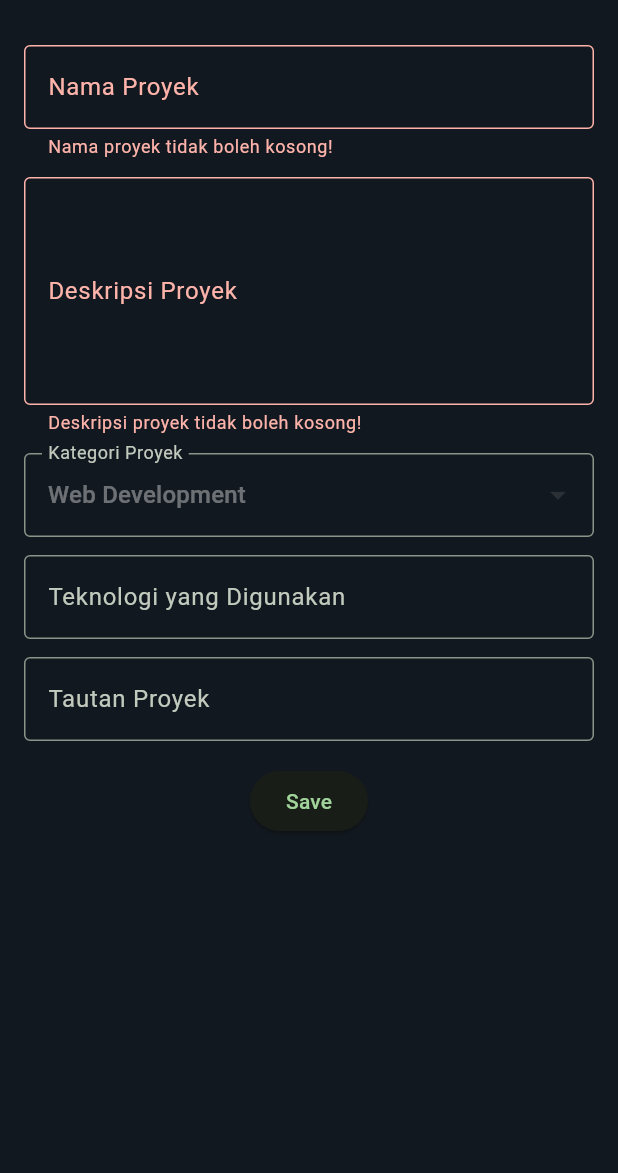
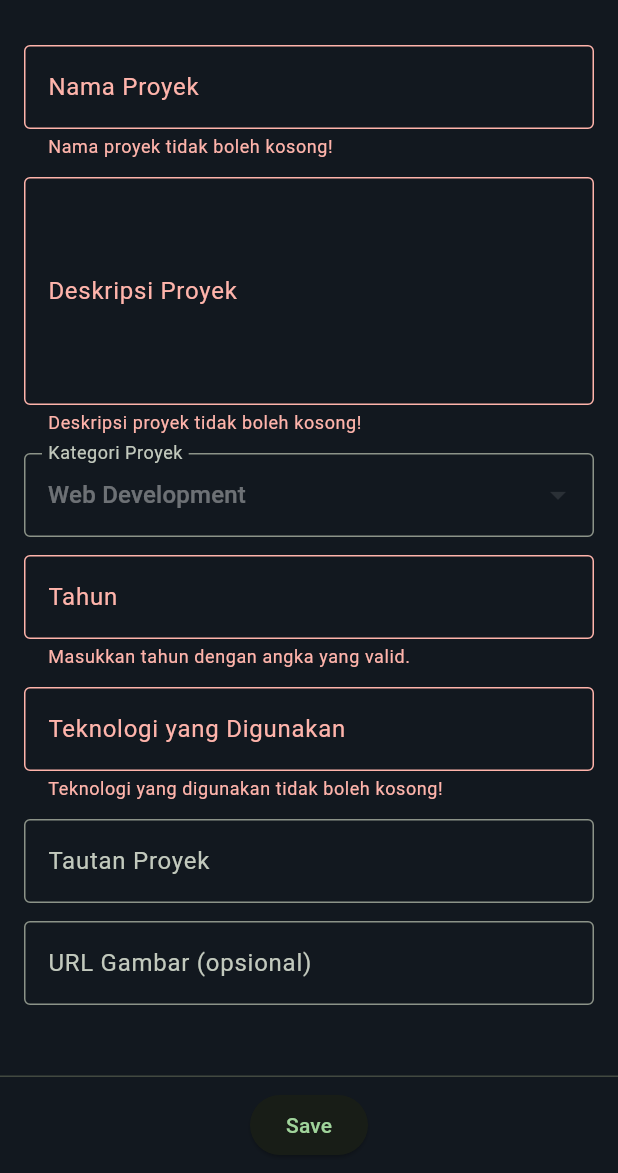
Before and after one commit to akmalhaqq/myportofolio_mobile, a Flutter app: the ProjectFormPage screen opened directly, after a tap on "Save", on a phone screen of 412 x 824 dp, the part 63-1236 px from its top. Run offline on Flutter 3.47's test engine with Material 3 defaults, Android fonts, the phone set to English and light mode, and no system bars; our stand-ins replace material_ui; generated files the repository leaves out were written again.

Commit message:
feat(projects): submit project form with token auth

```diff
--- a/lib/screens/project_form.dart
+++ b/lib/screens/project_form.dart
@@ -1,5 +1,10 @@
 import 'package:material_ui/material_ui.dart';
+import 'package:myportofolio_mobile/models/project.dart';
+import 'package:myportofolio_mobile/services/api_client.dart';
+import 'package:myportofolio_mobile/services/auth_state.dart';
+import 'package:myportofolio_mobile/widgets/auth_guard.dart';
 import 'package:myportofolio_mobile/widgets/left_drawer.dart';
+import 'package:provider/provider.dart';
 
 class ProjectFormPage extends StatefulWidget {
   const ProjectFormPage({super.key});
@@ -24,13 +29,85 @@ class _ProjectFormPageState extends State<ProjectFormPage> {
   String _category = _categories.first;
   String _technologies = '';
   String _projectLink = '';
+  String _imageUrl = '';
+  int _year = 0;
+  bool _isSaving = false;
 
-  void _saveProject() {
+  static const _unconfirmedSave =
+      'Penyimpanan belum terkonfirmasi. Periksa daftar proyek sebelum mencoba lagi.';
+
+  Future<void> _saveProject() async {
+    if (_isSaving) return;
     final form = _formKey.currentState!;
     if (!form.validate()) return;
 
     form.save();
+    final project = Project(
+      title: _projectName,
+      category: _category,
+      description: _description,
+      techStack: _technologies,
+      year: _year,
+      externalUrl: _projectLink,
+      image: _imageUrl,
+    );
+    final auth = context.read<AuthState>();
+    final api = context.read<ApiClient>();
+    FocusScope.of(context).unfocus();
+    setState(() {
+      _isSaving = true;
+    });
 
+    String? requestToken;
+    try {
+      if (!await ensureLoggedIn(context) || !mounted) return;
+      final token = auth.token;
+      if (token == null || auth.isLoggingOut) return;
+      requestToken = token;
+
+      final savedProject = await api.createProject(project, token: token);
+      if (!mounted || ModalRoute.of(context)?.isCurrent != true) return;
+      ScaffoldMessenger.of(context).hideCurrentSnackBar();
+      form.reset();
+      _showConfirmation(savedProject);
+    } on ApiException catch (error) {
+      if (!mounted) return;
+      if (error.statusCode == 401 && requestToken != null) {
+        auth.invalidateToken(requestToken);
+        if (ModalRoute.of(context)?.isCurrent != true) return;
+        _showMessage('Sesi berakhir. Silakan login kembali.');
+        if (await ensureLoggedIn(context) && mounted) {
+          _showMessage('Login berhasil. Tekan Save untuk mengirim ulang.');
+        }
+        return;
+      }
+      if (ModalRoute.of(context)?.isCurrent != true) return;
+      _showMessage(switch (error.statusCode) {
+        400 => 'Django menolak isian proyek. Periksa data lalu coba lagi.',
+        403 => 'Akun ini tidak punya izin untuk menambahkan proyek.',
+        < 300 || >= 500 => _unconfirmedSave,
+        _ => 'Proyek gagal disimpan (${error.statusCode}).',
+      });
+    } catch (_) {
+      if (mounted && ModalRoute.of(context)?.isCurrent == true) {
+        _showMessage(_unconfirmedSave);
+      }
+    } finally {
+      if (mounted) {
+        setState(() {
+          _isSaving = false;
+        });
+      }
+    }
+  }
+
+  void _showMessage(String message) {
+    ScaffoldMessenger.of(context)
+      ..hideCurrentSnackBar()
+      ..showSnackBar(SnackBar(content: Text(message)));
+  }
+
+  void _showConfirmation(Project project) {
     showDialog<void>(
       context: context,
       builder: (dialogContext) {
@@ -41,22 +118,21 @@ class _ProjectFormPageState extends State<ProjectFormPage> {
               mainAxisSize: MainAxisSize.min,
               crossAxisAlignment: CrossAxisAlignment.start,
               children: [
-                Text('Nama Proyek: $_projectName'),
-                Text('Deskripsi: $_description'),
-                Text('Kategori: $_category'),
+                Text('Nama Proyek: ${project.title}'),
+                Text('Deskripsi: ${project.description}'),
+                Text('Kategori: ${project.category}'),
+                Text('Tahun: ${project.year}'),
+                Text('Teknologi: ${project.techStack}'),
                 Text(
-                  'Teknologi: ${_technologies.isEmpty ? '-' : _technologies}',
+                  'Tautan: ${project.externalUrl.isEmpty ? '-' : project.externalUrl}',
                 ),
-                Text('Tautan: ${_projectLink.isEmpty ? '-' : _projectLink}'),
+                if (project.image.isNotEmpty) Text('Gambar: ${project.image}'),
               ],
             ),
           ),
           actions: [
             TextButton(
-              onPressed: () {
-                Navigator.of(dialogContext).pop();
-                form.reset();
-              },
+              onPressed: () => Navigator.of(dialogContext).pop(),
               child: const Text('OK'),
             ),
           ],
@@ -65,11 +141,48 @@ class _ProjectFormPageState extends State<ProjectFormPage> {
     );
   }
 
+  String? _requiredText(String? value, String label, {int? maxLength}) {
+    final text = value?.trim() ?? '';
+    if (text.isEmpty) return '$label tidak boleh kosong!';
+    if (maxLength != null && text.runes.length > maxLength) {
+      return '$label maksimal $maxLength karakter.';
+    }
+    return null;
+  }
+
+  String? _validateUrl(String? value, int maxLength) {
+    final text = value?.trim() ?? '';
+    if (text.isEmpty) return null;
+    if (text.runes.length > maxLength) {
+      return 'URL maksimal $maxLength karakter.';
+    }
+    final uri = Uri.tryParse(text);
+    if (uri == null ||
+        (uri.scheme != 'https' && uri.scheme != 'http') ||
+        uri.host.isEmpty ||
+        RegExp(r'\s').hasMatch(text)) {
+      return 'Masukkan URL HTTP atau HTTPS yang valid.';
+    }
+    return null;
+  }
+
   @override
   Widget build(BuildContext context) {
     return Scaffold(
       appBar: AppBar(title: const Text('Add Project Form')),
       drawer: const LeftDrawer(),
+      persistentFooterAlignment: AlignmentDirectional.center,
+      persistentFooterButtons: [
+        ElevatedButton(
+          onPressed: _isSaving ? null : _saveProject,
+          child: _isSaving
+              ? const SizedBox.square(
+                  dimension: 20,
+                  child: CircularProgressIndicator(strokeWidth: 2),
+                )
+              : const Text('Save'),
+        ),
+      ],
       body: SafeArea(
         child: Form(
           key: _formKey,
@@ -78,36 +191,30 @@ class _ProjectFormPageState extends State<ProjectFormPage> {
             child: Column(
               children: [
                 TextFormField(
+                  enabled: !_isSaving,
                   onSaved: (value) => _projectName = value?.trim() ?? '',
                   decoration: const InputDecoration(
                     labelText: 'Nama Proyek',
                     border: OutlineInputBorder(),
                   ),
-                  validator: (value) {
-                    if (value == null || value.trim().isEmpty) {
-                      return 'Nama proyek tidak boleh kosong!';
-                    }
-                    return null;
-                  },
+                  validator: (value) =>
+                      _requiredText(value, 'Nama proyek', maxLength: 255),
                 ),
                 const SizedBox(height: 12),
                 TextFormField(
+                  enabled: !_isSaving,
                   maxLines: 5,
                   onSaved: (value) => _description = value?.trim() ?? '',
                   decoration: const InputDecoration(
                     labelText: 'Deskripsi Proyek',
                     border: OutlineInputBorder(),
                   ),
-                  validator: (value) {
-                    if (value == null || value.trim().isEmpty) {
-                      return 'Deskripsi proyek tidak boleh kosong!';
-                    }
-                    return null;
-                  },
+                  validator: (value) =>
+                      _requiredText(value, 'Deskripsi proyek'),
                 ),
                 const SizedBox(height: 12),
                 DropdownButtonFormField<String>(
-                  enabled: true,
+                  enabled: !_isSaving,
                   initialValue: _categories.first,
                   isExpanded: true,
                   onSaved: (value) => _category = value ?? _categories.first,
@@ -125,7 +232,31 @@ class _ProjectFormPageState extends State<ProjectFormPage> {
                 ),
                 const SizedBox(height: 12),
                 TextFormField(
+                  enabled: !_isSaving,
+                  keyboardType: TextInputType.number,
+                  decoration: const InputDecoration(
+                    labelText: 'Tahun',
+                    border: OutlineInputBorder(),
+                  ),
+                  validator: (value) {
+                    final year = int.tryParse(value?.trim() ?? '', radix: 10);
+                    if (year == null || year < 0 || year > 2147483647) {
+                      return 'Masukkan tahun dengan angka yang valid.';
+                    }
+                    return null;
+                  },
+                  onSaved: (value) =>
+                      _year = int.parse(value!.trim(), radix: 10),
+                ),
+                const SizedBox(height: 12),
+                TextFormField(
+                  enabled: !_isSaving,
                   onSaved: (value) => _technologies = value?.trim() ?? '',
+                  validator: (value) => _requiredText(
+                    value,
+                    'Teknologi yang digunakan',
+                    maxLength: 255,
+                  ),
                   decoration: const InputDecoration(
                     labelText: 'Teknologi yang Digunakan',
                     hintText: 'Contoh: Flutter, Django, Figma',
@@ -134,18 +265,26 @@ class _ProjectFormPageState extends State<ProjectFormPage> {
                 ),
                 const SizedBox(height: 12),
                 TextFormField(
+                  enabled: !_isSaving,
                   keyboardType: TextInputType.url,
                   onSaved: (value) => _projectLink = value?.trim() ?? '',
+                  validator: (value) => _validateUrl(value, 200),
                   decoration: const InputDecoration(
                     labelText: 'Tautan Proyek',
                     hintText: 'URL Proyek (opsional)',
                     border: OutlineInputBorder(),
                   ),
                 ),
-                const SizedBox(height: 16),
-                ElevatedButton(
-                  onPressed: _saveProject,
-                  child: const Text('Save'),
+                const SizedBox(height: 12),
+                TextFormField(
+                  enabled: !_isSaving,
+                  keyboardType: TextInputType.url,
+                  onSaved: (value) => _imageUrl = value?.trim() ?? '',
+                  validator: (value) => _validateUrl(value, 255),
+                  decoration: const InputDecoration(
+                    labelText: 'URL Gambar (opsional)',
+                    border: OutlineInputBorder(),
+                  ),
                 ),
               ],
             ),
--- a/lib/services/api_client.dart
+++ b/lib/services/api_client.dart
@@ -50,7 +50,9 @@ class ApiClient {
       headers: {..._jsonHeaders, 'Authorization': 'Token $token'},
       body: jsonEncode(project.toJson()),
     );
-    _ensureSuccess(response);
+    if (response.statusCode != 201) {
+      throw ApiException(response.statusCode, response.body);
+    }
     final json =
         jsonDecode(utf8.decode(response.bodyBytes)) as Map<String, dynamic>;
     return Project.fromJson(json);
--- a/lib/services/auth_state.dart
+++ b/lib/services/auth_state.dart
@@ -17,6 +17,12 @@ class AuthState extends ChangeNotifier {
     notifyListeners();
   }
 
+  void invalidateToken(String rejectedToken) {
+    if (_token != rejectedToken) return;
+    _token = null;
+    notifyListeners();
+  }
+
   Future<void> logout() async {
     final currentToken = _token;
     if (currentToken == null || _isLoggingOut) return;
```
Also changed, not shown: 2 other files.
